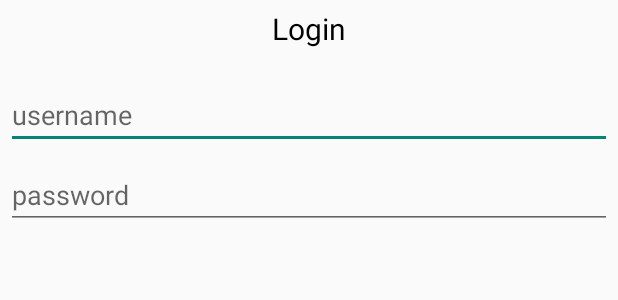
After one commit to skramakant/QrTechPay_V1.0, an Android app: the layout dialog_signin.xml on its own in the app's theme, with its tools: preview values and no code run, on a phone screen of 412 x 824 dp. The commit adds this screen. Shown: the top 300 px of the screen. Run offline under Robolectric (Android 15) with nearby library versions, the phone set to English and light mode, and no system bars.

Commit message:
login dialogue click on login button

```diff
--- /dev/null
+++ b/app/src/main/res/layout/dialog_signin.xml
@@ -0,0 +1,46 @@
+<?xml version="1.0" encoding="utf-8"?>
+<LinearLayout xmlns:android="http://schemas.android.com/apk/res/android"
+    android:orientation="vertical"
+    android:layout_width="wrap_content"
+    android:layout_height="wrap_content">
+<!--    <ImageView
+        android:src="@drawable/login1"
+        android:layout_width="match_parent"
+        android:layout_height="64dp"
+        android:scaleType="center"
+        android:background="#FFFFBB33"
+        android:contentDescription="@string/app_name" />-->
+    <RelativeLayout
+        android:layout_width="match_parent"
+        android:layout_height="wrap_content"
+        >
+    <TextView
+        android:layout_width="match_parent"
+        android:layout_height="wrap_content"
+        android:padding="5dp"
+        android:text="Login"
+        android:gravity="center"
+        android:textSize="20dp"
+        android:textColor="#000000"/></RelativeLayout>
+    <EditText
+        android:id="@+id/username"
+        android:inputType="textEmailAddress"
+        android:layout_width="match_parent"
+        android:layout_height="wrap_content"
+        android:layout_marginTop="16dp"
+        android:layout_marginLeft="4dp"
+        android:layout_marginRight="4dp"
+        android:layout_marginBottom="4dp"
+        android:hint="@string/username" />
+    <EditText
+        android:id="@+id/password"
+        android:inputType="textPassword"
+        android:layout_width="match_parent"
+        android:layout_height="wrap_content"
+        android:layout_marginTop="4dp"
+        android:layout_marginLeft="4dp"
+        android:layout_marginRight="4dp"
+        android:layout_marginBottom="16dp"
+        android:fontFamily="sans-serif"
+        android:hint="@string/password"/>
+</LinearLayout>
--- a/app/src/main/res/values/strings.xml
+++ b/app/src/main/res/values/strings.xml
@@ -3,6 +3,8 @@
 
     <string name="hello_world">Hello world!</string>
     <string name="action_settings">Settings</string>
+    <string name="password">password</string>
+    <string name="username">username</string>
 
 
 </resources>
```
Also changed, not shown: app/src/main/java/qrtech/qrtechpay/CustomDialogClass.java (+2 -7 lines), app/src/main/java/qrtech/qrtechpay/LoginDialogFragment.java (added, +39 -0 lines), app/src/main/java/qrtech/qrtechpay/MainActivity.java (+40 -19 lines), app/src/main/login_logo-web.png (added), app/src/main/res/drawable/login1.jpg (added), app/src/main/res/mipmap-hdpi/login_logo.png (added), app/src/main/res/mipmap-mdpi/login_logo.png (added), app/src/main/res/mipmap-xhdpi/login_logo.png (added), app/src/main/res/mipmap-xxhdpi/login_logo.png (added), app/src/main/res/mipmap-xxxhdpi/login_logo.png (added).
